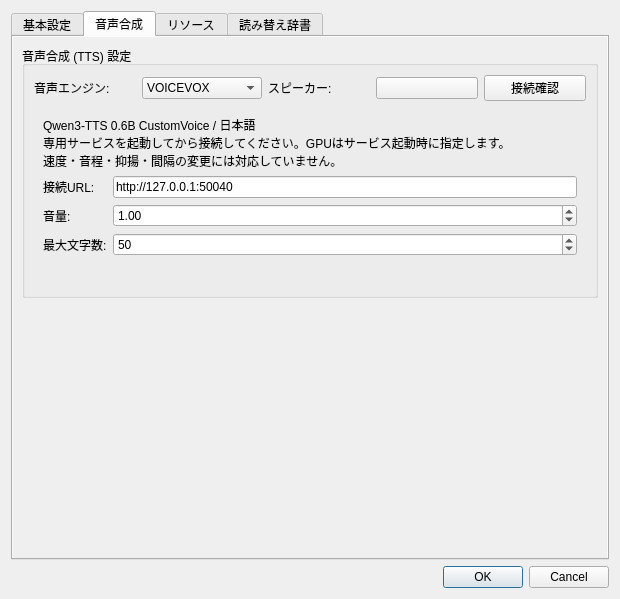
Before: the Qt Designer form src/livevoicebridge/desktop/resources/forms/settings_dialog.ui in Ikumyon/LiveVoiceBridge, drawn with Qt 5.
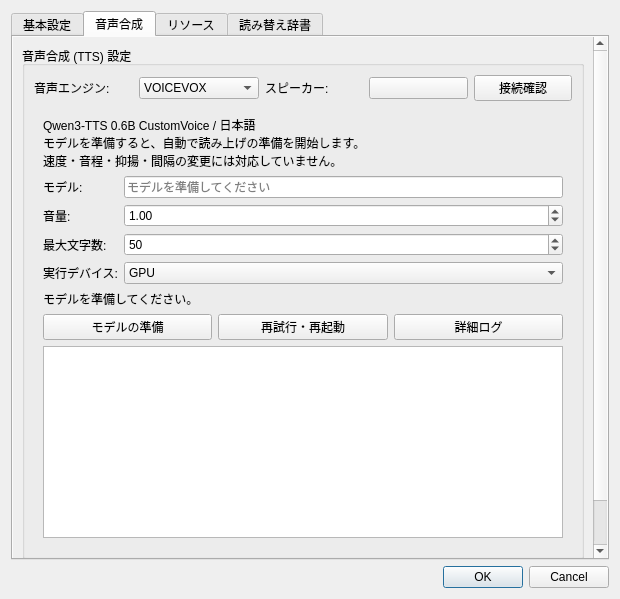
After: the same form once the commit is applied. The open tabs and pages were chosen to show the change. Custom widgets are drawn as their Qt base class.

Commit message:
Qwen3対応、辞書機能強化、ビルド・リリースツールの整備
- Rust native拡張の機能強化（辞書処理、GPU・プロセス監視、音声再生）

- Qwen3連携（サービス設定・セットアップUI・統合処理）の追加

- 辞書UI（MVPパターン）および設定マイグレーションの実装

- ビルド・リリース自動化スクリプトとCIワークフローの整備、ドキュメント更新

The edit to the form file:
```diff
--- a/src/livevoicebridge/desktop/resources/forms/settings_dialog.ui
+++ b/src/livevoicebridge/desktop/resources/forms/settings_dialog.ui
@@ -1049,16 +1049,16 @@
               <item row="0" column="0" colspan="2">
                <widget class="QLabel" name="qwen3InfoLabel">
                 <property name="text"><string>Qwen3-TTS 0.6B CustomVoice / 日本語
-専用サービスを起動してから接続してください。GPUはサービス起動時に指定します。
+モデルを準備すると、自動で読み上げの準備を開始します。
 速度・音程・抑揚・間隔の変更には対応していません。</string></property>
                 <property name="wordWrap"><bool>true</bool></property>
                </widget>
               </item>
               <item row="1" column="0">
-               <widget class="QLabel" name="qwen3UrlLabel"><property name="text"><string>接続URL:</string></property></widget>
+               <widget class="QLabel" name="qwen3ModelLabel"><property name="text"><string>モデル:</string></property></widget>
               </item>
               <item row="1" column="1">
-               <widget class="QLineEdit" name="qwen3UrlLineEdit"><property name="text"><string>http://127.0.0.1:50040</string></property></widget>
+               <widget class="QLineEdit" name="qwen3ModelLineEdit"><property name="readOnly"><bool>true</bool></property><property name="placeholderText"><string>モデルを準備してください</string></property></widget>
               </item>
               <item row="2" column="0">
                <widget class="QLabel" name="qwen3VolumeLabel"><property name="text"><string>音量:</string></property></widget>
@@ -1080,6 +1080,15 @@
                 <property name="value"><number>50</number></property>
                </widget>
               </item>
+              <item row="4" column="0"><widget class="QLabel" name="qwen3DeviceLabel"><property name="text"><string>実行デバイス:</string></property></widget></item>
+              <item row="4" column="1"><widget class="QComboBox" name="qwen3DeviceCombo"><item><property name="text"><string>GPU</string></property></item><item><property name="text"><string>CPU</string></property></item></widget></item>
+              <item row="5" column="0" colspan="2"><widget class="QLabel" name="qwen3StateLabel"><property name="wordWrap"><bool>true</bool></property><property name="text"><string>モデルを準備してください。</string></property></widget></item>
+              <item row="6" column="0" colspan="2"><layout class="QHBoxLayout" name="qwen3Actions">
+               <item><widget class="QPushButton" name="qwen3SetupButton"><property name="text"><string>モデルの準備</string></property></widget></item>
+               <item><widget class="QPushButton" name="qwen3RestartButton"><property name="text"><string>再試行・再起動</string></property></widget></item>
+               <item><widget class="QPushButton" name="qwen3LogButton"><property name="text"><string>詳細ログ</string></property><property name="checkable"><bool>true</bool></property></widget></item>
+              </layout></item>
+              <item row="7" column="0" colspan="2"><widget class="QPlainTextEdit" name="qwen3LogText"><property name="visible"><bool>false</bool></property><property name="readOnly"><bool>true</bool></property><property name="maximumBlockCount"><number>1000</number></property></widget></item>
              </layout>
             </widget>
             <widget class="QWidget" name="bouyomichanPage">
```
Left out of the diff: 6 changed lines with no effect on the pictures. The commit also changes 99 other files.
